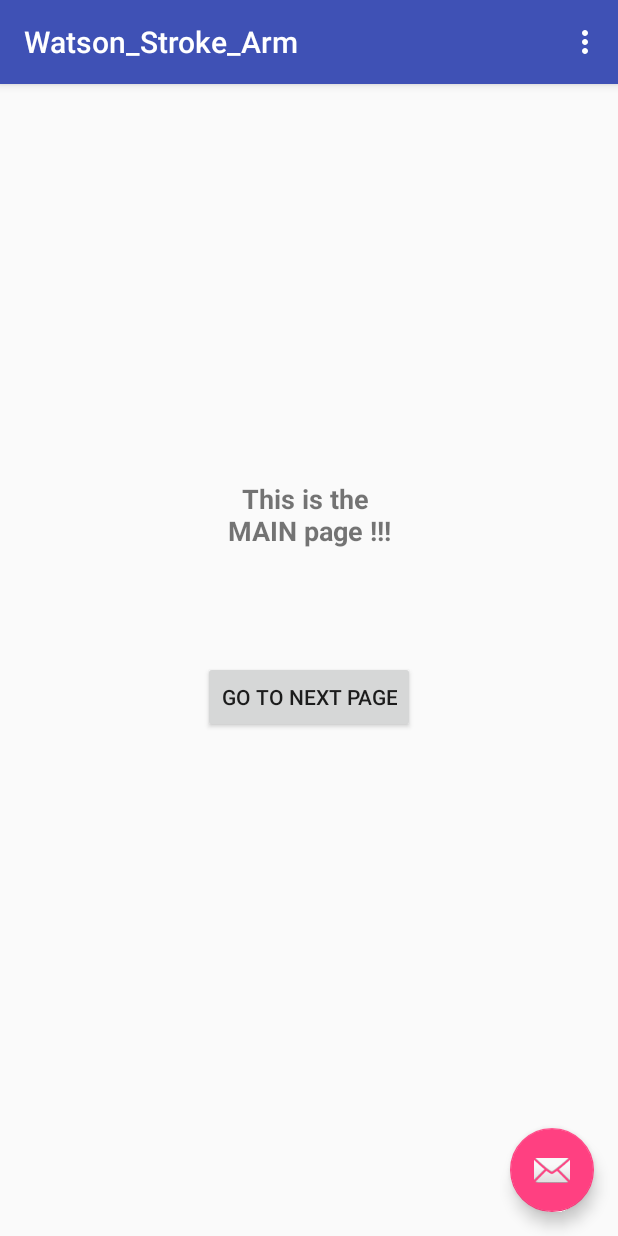
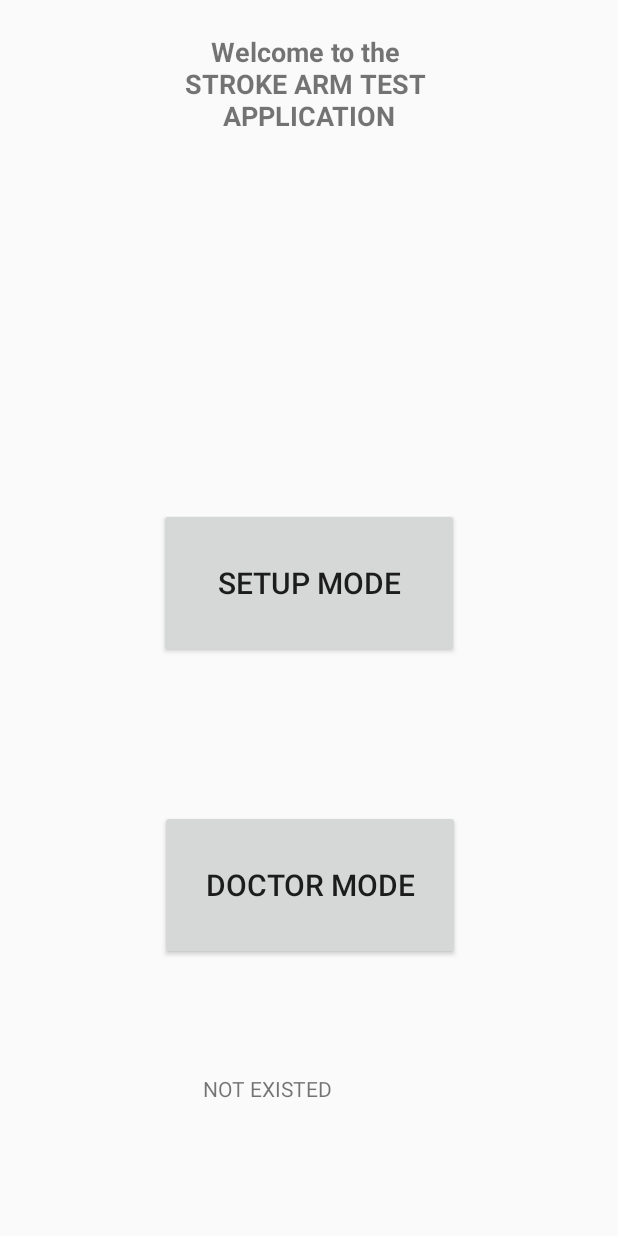
Before and after one commit to j3lackfire/JYU_Native_Arm_Movement, an Android app: the screen it shows after launch (MainActivity), on a phone screen of 412 x 824 dp. Run offline under Robolectric (Android 15) with nearby library versions, the phone set to English and light mode, and no system bars.

Commit message:
Add the general layout for the 2 mode: set up mode and Doctor mode. Find a way to saved string to save value to the hard disk and read it again later. Will be very helpful

```diff
--- a/app/src/main/AndroidManifest.xml
+++ b/app/src/main/AndroidManifest.xml
@@ -19,7 +19,8 @@
                 <category android:name="android.intent.category.LAUNCHER" />
             </intent-filter>
         </activity>
-        <activity android:name=".SecondActivity"></activity>
+        <activity android:name=".SetupMode" />
+        <activity android:name=".DoctorMode"></activity>
     </application>
 
 </manifest>
--- a/app/src/main/java/com/watsonarmtest/jyu/watson_stroke_arm/MainActivity.java
+++ b/app/src/main/java/com/watsonarmtest/jyu/watson_stroke_arm/MainActivity.java
@@ -1,7 +1,11 @@
 package com.watsonarmtest.jyu.watson_stroke_arm;
 
+import android.app.ApplicationErrorReport;
+import android.content.Context;
 import android.content.Intent;
+import android.content.SharedPreferences;
 import android.os.Bundle;
+import android.preference.PreferenceManager;
 import android.support.design.widget.FloatingActionButton;
 import android.support.design.widget.Snackbar;
 import android.support.v7.app.AppCompatActivity;
@@ -10,6 +14,9 @@ import android.view.View;
 import android.view.Menu;
 import android.view.MenuItem;
 import android.widget.Button;
+import android.widget.TextView;
+
+import org.w3c.dom.Text;
 
 public class MainActivity extends AppCompatActivity {
 
@@ -17,33 +24,52 @@ public class MainActivity extends AppCompatActivity {
     protected void onCreate(Bundle savedInstanceState) {
         super.onCreate(savedInstanceState);
         setContentView(R.layout.activity_main);
-        Toolbar toolbar = (Toolbar) findViewById(R.id.toolbar);
-        setSupportActionBar(toolbar);
+//        Toolbar toolbar = (Toolbar) findViewById(R.id.toolbar);
+//        setSupportActionBar(toolbar);
+//
+//        FloatingActionButton fab = (FloatingActionButton) findViewById(R.id.fab);
+//        fab.setOnClickListener(new View.OnClickListener() {
+//            @Override
+//            public void onClick(View view) {
+//                Snackbar.make(view, "Replace with your own action", Snackbar.LENGTH_LONG)
+//                        .setAction("Action", null).show();
+//            }
+//        });
 
-        FloatingActionButton fab = (FloatingActionButton) findViewById(R.id.fab);
-        fab.setOnClickListener(new View.OnClickListener() {
+        //Go to set up mode
+        Button setupModeButton = (Button) findViewById(R.id.button_setup_mode);
+        setupModeButton.setOnClickListener(new View.OnClickListener() {
             @Override
-            public void onClick(View view) {
-                Snackbar.make(view, "Replace with your own action", Snackbar.LENGTH_LONG)
-                        .setAction("Action", null).show();
+            public void onClick(View v) {
+                enterSetupMode();
             }
         });
 
-        //NextPage_Button
-        Button nextPageButton = (Button) findViewById(R.id.NextPage_Button);
-        nextPageButton.setOnClickListener(new View.OnClickListener() {
+        //go to doctor mode
+        Button doctorModeButton = (Button) findViewById(R.id.button_doctor_mode);
+        doctorModeButton.setOnClickListener(new View.OnClickListener() {
             @Override
             public void onClick(View v) {
-                openSecondPage();
+                enterDoctorMode();
             }
         });
+
+        SharedPreferences sharedPreferences = PreferenceManager.getDefaultSharedPreferences(this);
+        String reportText = sharedPreferences.getString(SetupMode.userSavedKey, "NOT EXISTED");
+        TextView reportField = (TextView) findViewById(R.id.main_page_report_field);
+        reportField.setText(reportText);
     }
 
-    private void openSecondPage() {
-        Intent intent = new Intent(this, SecondActivity.class);
+    private void enterSetupMode() {
+        Intent intent = new Intent(this, SetupMode.class);
         startActivity(intent);
     }
 
+
+    private void enterDoctorMode() {
+        Intent intent = new Intent(this, DoctorMode.class);
+        startActivity(intent);
+    }
 
     @Override
     public boolean onCreateOptionsMenu(Menu menu) {
--- a/app/src/main/res/layout/activity_main.xml
+++ b/app/src/main/res/layout/activity_main.xml
@@ -11,23 +11,8 @@
         android:layout_height="wrap_content"
         android:theme="@style/AppTheme.AppBarOverlay">
 
-        <android.support.v7.widget.Toolbar
-            android:id="@+id/toolbar"
-            android:layout_width="match_parent"
-            android:layout_height="?attr/actionBarSize"
-            android:background="?attr/colorPrimary"
-            app:popupTheme="@style/AppTheme.PopupOverlay" />
-
     </android.support.design.widget.AppBarLayout>
 
     <include layout="@layout/content_main" />
 
-    <android.support.design.widget.FloatingActionButton
-        android:id="@+id/fab"
-        android:layout_width="wrap_content"
-        android:layout_height="wrap_content"
-        android:layout_gravity="bottom|end"
-        android:layout_margin="@dimen/fab_margin"
-        app:srcCompat="@android:drawable/ic_dialog_email" />
-
 </android.support.design.widget.CoordinatorLayout>
--- a/app/src/main/res/layout/content_main.xml
+++ b/app/src/main/res/layout/content_main.xml
@@ -10,12 +10,12 @@
 
     <TextView
         android:id="@+id/FirstPage_Description"
-        android:layout_width="212dp"
-        android:layout_height="46dp"
+        android:layout_width="222dp"
+        android:layout_height="106dp"
         android:layout_marginLeft="8dp"
         android:layout_marginRight="8dp"
         android:layout_marginTop="8dp"
-        android:text="@string/first_page_description"
+        android:text="@string/main_page_description"
         android:textAlignment="center"
         android:textAllCaps="false"
         android:textSize="18sp"
@@ -24,27 +24,66 @@
         app:layout_constraintLeft_toLeftOf="parent"
         app:layout_constraintRight_toRightOf="parent"
         app:layout_constraintTop_toTopOf="parent"
-        app:layout_constraintVertical_bias="0.359"
+        app:layout_constraintVertical_bias="0.02"
         tools:layout_constraintLeft_creator="1"
         tools:layout_constraintRight_creator="1" />
 
     <Button
-        android:id="@+id/NextPage_Button"
-        android:layout_width="wrap_content"
-        android:layout_height="wrap_content"
+        android:id="@+id/button_doctor_mode"
+        android:layout_width="200dp"
+        android:layout_height="100dp"
         android:layout_marginBottom="8dp"
         android:layout_marginLeft="8dp"
         android:layout_marginRight="8dp"
         android:layout_marginTop="8dp"
         android:elevation="0dp"
-        android:text="@string/first_button_to_second_page"
+        android:text="@string/main_page_button_doctor_mode"
+        android:textSize="20sp"
         app:layout_constraintBottom_toBottomOf="parent"
+        app:layout_constraintHorizontal_bias="0.502"
         app:layout_constraintLeft_toLeftOf="parent"
         app:layout_constraintRight_toRightOf="parent"
-        app:layout_constraintTop_toBottomOf="@+id/FirstPage_Description"
-        app:layout_constraintVertical_bias="0.17"
+        app:layout_constraintTop_toTopOf="parent"
+        app:layout_constraintVertical_bias="0.751"
         tools:layout_constraintLeft_creator="1"
         tools:layout_constraintRight_creator="1"
         tools:layout_constraintTop_creator="1" />
 
+    <Button
+        android:id="@+id/button_setup_mode"
+        android:layout_width="200dp"
+        android:layout_height="100dp"
+        android:layout_marginBottom="124dp"
+        android:layout_marginLeft="8dp"
+        android:layout_marginRight="8dp"
+        android:layout_marginTop="8dp"
+        android:elevation="0dp"
+        android:text="@string/main_page_button_setup_mode"
+        android:textSize="20sp"
+        app:layout_constraintBottom_toBottomOf="parent"
+        app:layout_constraintLeft_toLeftOf="parent"
+        app:layout_constraintRight_toRightOf="parent"
+        app:layout_constraintTop_toTopOf="parent"
+        app:layout_constraintVertical_bias="0.559"
+        tools:layout_constraintLeft_creator="1"
+        tools:layout_constraintRight_creator="1"
+        tools:layout_constraintTop_creator="1" />
+
+    <TextView
+        android:id="@+id/main_page_report_field"
+        android:layout_width="141dp"
+        android:layout_height="43dp"
+        android:layout_marginBottom="8dp"
+        android:layout_marginLeft="8dp"
+        android:layout_marginRight="8dp"
+        android:layout_marginTop="8dp"
+        android:text="TextView"
+        app:layout_constraintBottom_toBottomOf="parent"
+        app:layout_constraintLeft_toLeftOf="parent"
+        app:layout_constraintRight_toRightOf="parent"
+        app:layout_constraintTop_toTopOf="parent"
+        app:layout_constraintVertical_bias="0.926"
+        tools:layout_editor_absoluteX="80dp"
+        tools:layout_editor_absoluteY="425dp" />
+
 </android.support.constraint.ConstraintLayout>
--- a/app/src/main/res/values/strings.xml
+++ b/app/src/main/res/values/strings.xml
@@ -5,12 +5,16 @@
 
     <!-- So this file is like a sepup file-->
 
-    <!-- Setup for the first page-->
-    <string name="first_page_description">This is the \nMAIN page !!!</string>
-    <string name="first_button_to_second_page">Go to next page</string>
+    <!-- Setup for the main page-->
+    <string name="main_page_description">Welcome to the \nSTROKE ARM TEST \nAPPLICATION</string>
+    <string name="main_page_button_setup_mode">Setup mode</string>
+    <string name="main_page_button_doctor_mode">Doctor mode</string>
 
-    <!-- Setup for the first page-->
-    <string name="second_page_description">This is the\nSECOND page !!!</string>
-    <string name="second_page_button_back_to_main">Back to main page</string>
+    <string name="button_back_to_main">Back to main page</string>
 
+    <!-- Setup mode page -->
+    <string name="setup_mode_description">Welcome to\nSETUP MODE</string>
+
+    <!-- Doctor mode page -->
+    <string name="doctor_mode_description">DOCTOR MODE \nThis page is under construction</string>
 </resources>
```
Also changed, not shown: app/src/main/java/com/watsonarmtest/jyu/watson_stroke_arm/DoctorMode.java (renamed from app/src/main/java/com/watsonarmtest/jyu/watson_stroke_arm/SecondActivity.java, +5 -7 lines), app/src/main/java/com/watsonarmtest/jyu/watson_stroke_arm/SetupMode.java (added, +69 -0 lines), app/src/main/res/layout/activity_doctor_mode.xml (added, +44 -0 lines), app/src/main/res/layout/activity_second.xml (+54 -6 lines).
